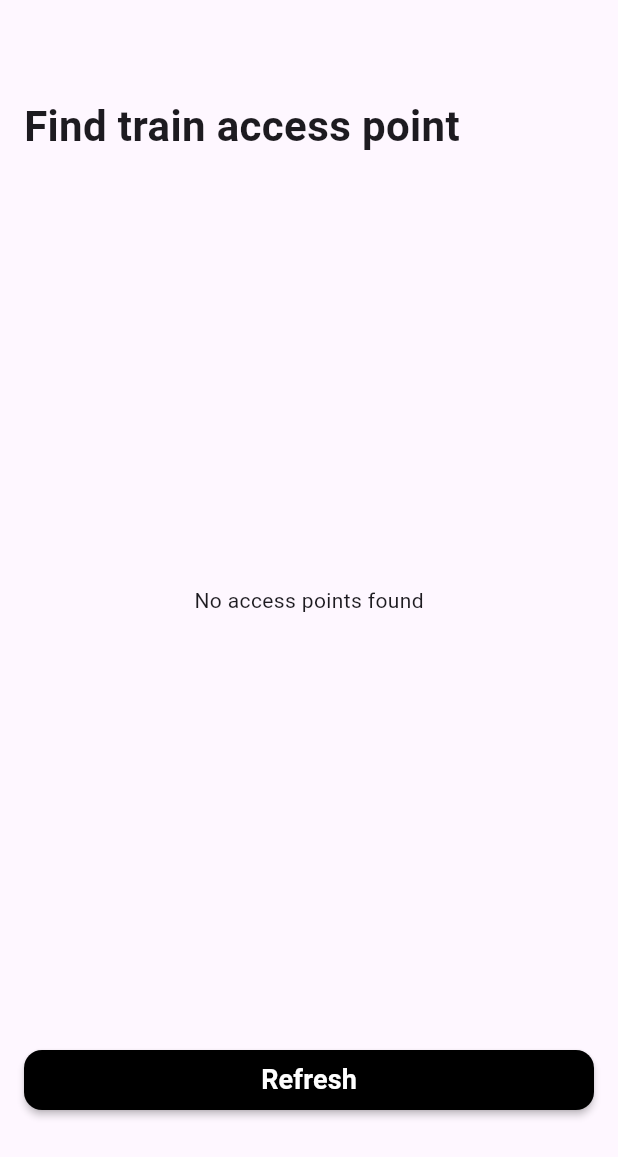
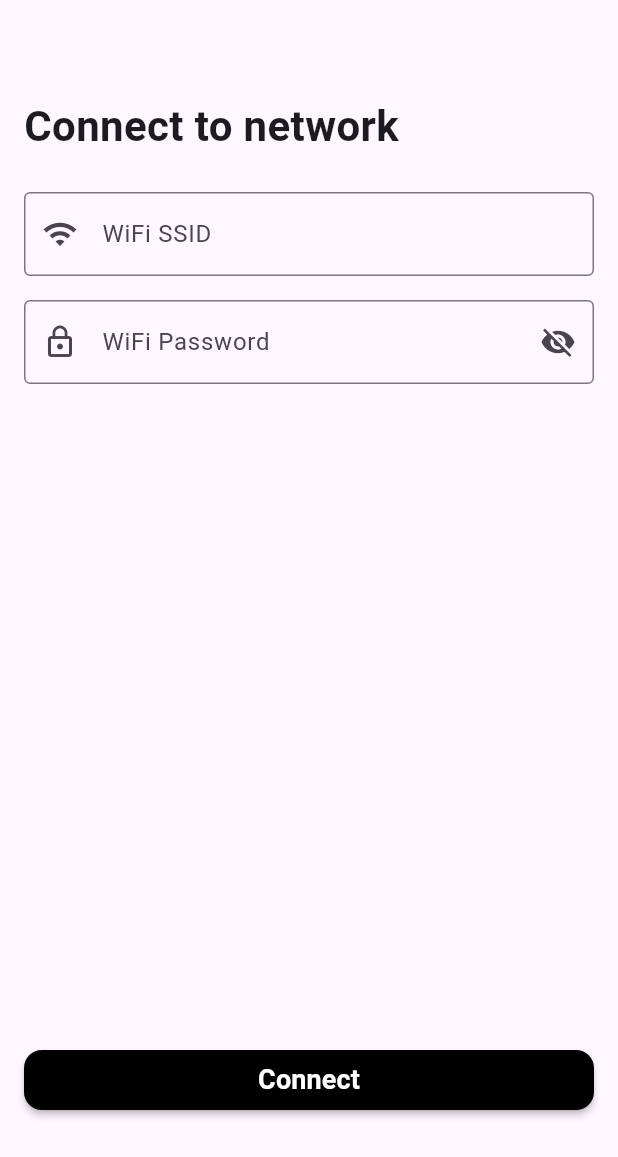
Before and after one commit to FinleyConway/train_dashboard_app, a Flutter app: the screen it shows after launch, on a phone screen of 412 x 824 dp. Shown: the top 1157 px of the screen. Run offline on Flutter 3.47's test engine with Material 3 defaults, Android fonts, the phone set to English and light mode, and no system bars; missing offline and left inert: wifi_scan.

Commit message:
Rough implementation of providing and attempting to connect screen

```diff
--- a/lib/features/esp_connect/esp_connect_page.dart
+++ b/lib/features/esp_connect/esp_connect_page.dart
@@ -2,6 +2,8 @@ import 'dart:async';
 import 'package:flutter/material.dart';
 import 'package:train_dashboard_app/features/esp_connect/esp_connect_controller.dart';
 import 'package:train_dashboard_app/features/esp_connect/widgets/access_point_card.dart';
+import 'package:train_dashboard_app/features/esp_connect/widgets/connecting_to_network.dart';
+import 'package:train_dashboard_app/features/esp_connect/widgets/connection_flow.dart';
 import 'package:train_dashboard_app/features/esp_connect/widgets/find_access_point.dart';
 import 'package:train_dashboard_app/features/esp_connect/widgets/status_button.dart';
 import 'package:wifi_scan/wifi_scan.dart';
@@ -40,12 +42,7 @@ class _EspConnectPageState extends State<EspConnectPage> {
   Widget build(BuildContext context) {
     return Scaffold(
       body: Center(
-        child: FindAccessPoint(
-          title: "Find train access point",
-          onAccessPointTap: (ap) {
-            print(ap.ssid);
-          },
-        )
+        child: ConnectionFlow()
       ),
     );
   }
--- /dev/null
+++ b/lib/features/esp_connect/widgets/connect_to_network.dart
@@ -0,0 +1,130 @@
+import 'package:flutter/material.dart';
+
+class ConnectToNetwork extends StatefulWidget {
+  final String? ssid;
+  final Function(String, String) onTryConnect;
+
+  const ConnectToNetwork({super.key, required this.onTryConnect, this.ssid});
+
+  @override
+  State<ConnectToNetwork> createState() => _ConnectToNetworkState();
+}
+
+class _ConnectToNetworkState extends State<ConnectToNetwork> {
+  final _ssidController = TextEditingController();
+  final _passwordController = TextEditingController();
+  bool _obscurePassword = true;
+  bool _isError = false;
+
+  @override
+  void initState() {
+    super.initState();
+  }
+
+  @override
+  void dispose() {
+     _ssidController.dispose();
+     _passwordController.dispose();
+
+    super.dispose();
+  }
+
+  @override
+  Widget build(BuildContext context) {
+    return Padding(
+      padding: const EdgeInsets.symmetric(horizontal: 16),
+      child: Column(
+        crossAxisAlignment: CrossAxisAlignment.start,
+        children: [
+          const SizedBox(height: 64),
+
+          _buildTitle(),
+
+          const SizedBox(height: 24),
+
+          TextField(
+            readOnly: widget.ssid != null,
+            controller: widget.ssid == null
+              ? _ssidController
+              : TextEditingController(text: widget.ssid),
+            decoration: const InputDecoration(
+              labelText: 'WiFi SSID',
+              prefixIcon: Icon(Icons.wifi),
+              border: OutlineInputBorder(),
+            ),
+          ),
+
+          const SizedBox(height: 16),
+
+          TextField(
+            controller: _passwordController,
+            obscureText: _obscurePassword,
+            decoration: InputDecoration(
+              labelText: 'WiFi Password',
+              prefixIcon: const Icon(Icons.lock_outline),
+              border: const OutlineInputBorder(),
+              suffixIcon: IconButton(
+                icon: Icon(
+                  _obscurePassword ? Icons.visibility_off : Icons.visibility,
+                ),
+                onPressed: () =>
+                    setState(() => _obscurePassword = !_obscurePassword),
+              ),
+            ),
+          ),
+
+          const Spacer(),
+
+          _buildConnectButton(),
+
+          const SizedBox(height: 80),
+        ]
+      )
+    );
+  }
+
+  Widget _buildTitle() {
+    return Text(
+      "Connect to network",
+      style: TextStyle(fontSize: 28, fontWeight: FontWeight.w600),
+    );
+  }
+
+  Widget _buildConnectButton() {
+    return SizedBox(
+      width: double.infinity,
+      child: ElevatedButton(
+        onPressed: _onConnect,
+        style: ElevatedButton.styleFrom(
+          backgroundColor: Colors.black,
+          foregroundColor: Colors.white,
+          padding: EdgeInsets.zero,
+          shape: RoundedRectangleBorder(
+            borderRadius: BorderRadius.circular(12),
+          ),
+          elevation: 2,
+        ),
+        child: const Text(
+          "Connect",
+          style: TextStyle(fontSize: 18, fontWeight: FontWeight.w600),
+        ),
+      ),
+    );
+  }
+
+  void _onConnect() {
+    // if (_ssidController.text.isEmpty) {
+    //   setState(() {
+    //     _isError = true;
+    //     _errorMessage = 'Please enter a password';
+    //   });
+    //   return;
+    // }
+
+    setState(() => _isError = false);
+    widget.onTryConnect.call(
+      _ssidController.text,
+      _passwordController.text
+    );
+  }
+}
--- /dev/null
+++ b/lib/features/esp_connect/widgets/connecting_to_network.dart
@@ -0,0 +1,34 @@
+import 'package:flutter/material.dart';
+
+class ConnectingToNetwork extends StatelessWidget {
+
+  const ConnectingToNetwork({super.key});
+
+  @override
+  Widget build(BuildContext context) {
+    return Padding(
+      padding: const EdgeInsets.symmetric(horizontal: 16),
+      child: Column(
+        crossAxisAlignment: CrossAxisAlignment.start,
+        children: [
+          const Spacer(),
+
+          const Icon(Icons.wifi, size: 64),
+
+          const SizedBox(height: 24),
+
+          const Text(
+            'Connecting',
+            style: TextStyle(fontSize: 28, fontWeight: FontWeight.w600),
+          ),
+
+          const SizedBox(height: 32),
+
+          const CircularProgressIndicator(),
+
+          const Spacer(),
+        ],
+      ),
+    );
+  }
+}
--- /dev/null
+++ b/lib/features/esp_connect/widgets/connection_flow.dart
@@ -0,0 +1,33 @@
+import 'package:flutter/material.dart';
+import 'package:train_dashboard_app/features/esp_connect/widgets/connect_to_network.dart';
+import 'package:train_dashboard_app/features/esp_connect/widgets/connecting_to_network.dart';
+
+class ConnectionFlow extends StatefulWidget {
+  final String? ssid;
+
+  const ConnectionFlow({super.key, this.ssid});
+
+    @override
+    State<ConnectionFlow> createState() => _ConnectionFlowState();
+}
+
+class _ConnectionFlowState extends State<ConnectionFlow> {
+  bool _isConnecting = false;
+
+  @override
+  Widget build(BuildContext context) {
+    return Scaffold(
+      body: _isConnecting
+          ? ConnectingToNetwork()
+          : ConnectToNetwork(
+              ssid: widget.ssid,
+              onTryConnect: _onTryConnect,
+            ),
+    );
+  }
+
+  void _onTryConnect(String ssid, String password) {
+    setState(() => _isConnecting = true);
+
+  }
+}
```
